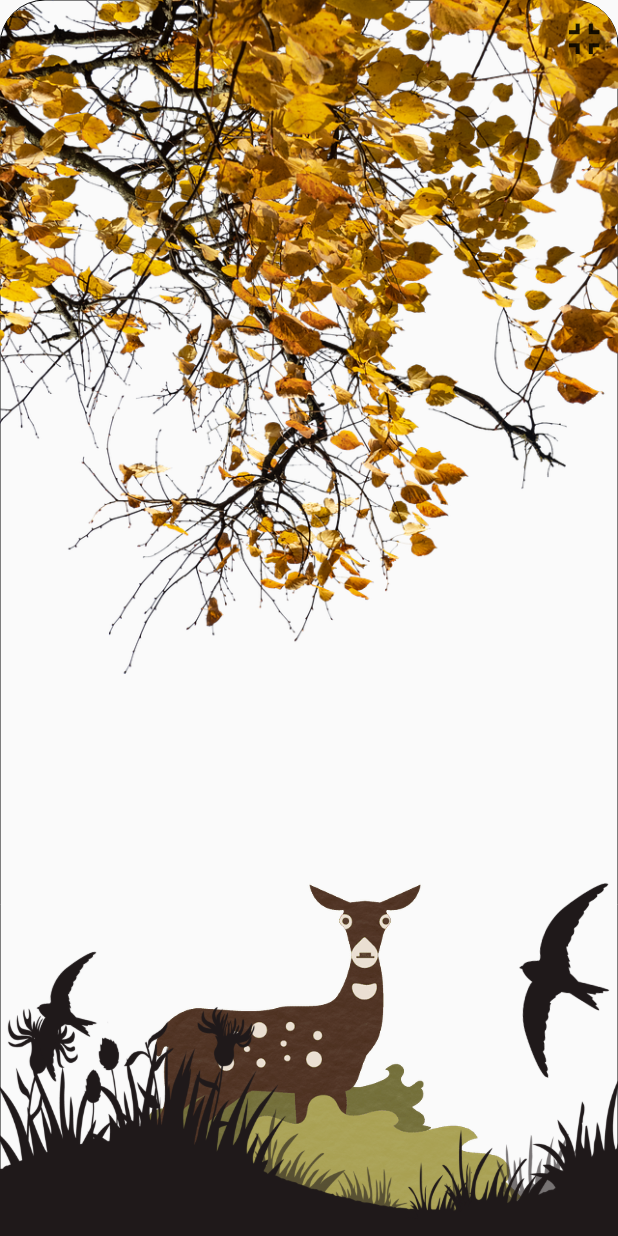
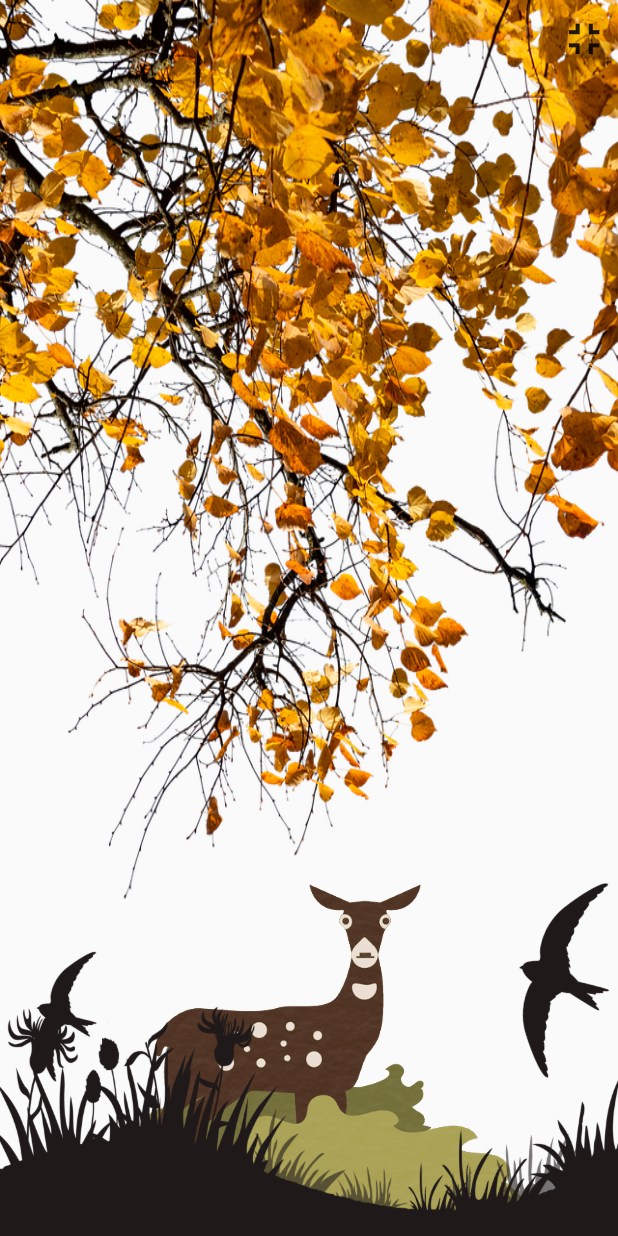
Before and after one commit to abolfazl2643/FlutterTestProject, a Flutter app: the screen it shows once a user with an empty profile is signed in, on a phone screen of 412 x 824 dp. Run offline on Flutter 3.47's test engine with Material 2 defaults, Android fonts, the light colour scheme and no system bars; our stand-ins replace firebase_auth, firebase_core; accounts and stored records are empty.

Commit message:
fixing scrollviewing

```diff
--- a/lib/views/home/home.dart
+++ b/lib/views/home/home.dart
@@ -15,7 +15,7 @@ class _homeState extends State<home> with TickerProviderStateMixin {
   Animation _animatedmargin;
   bool completed = false;
   Animation tinyreemargin;
-  double normalbeeropacity = 1;
+  bool redbeeris = false;
 
   @override
   Future<void> initState() {
@@ -61,34 +61,60 @@ class _homeState extends State<home> with TickerProviderStateMixin {
   Widget build(BuildContext context) {
     authclass _auth = authclass();
     return Scaffold(
-        body: Stack(children: [
-      Center(
-        child: Container(
-          width: MediaQuery.of(context).size.width,
-          height: MediaQuery.of(context).size.height,
-          decoration: BoxDecoration(
-              borderRadius: BorderRadius.circular(30),
-              border: Border.all(color: Colors.black, width: 0)),
-          child: Stack(
-            children: [
-              RotatedBox(
-                  quarterTurns: 3,
-                  child: ClipRRect(
-                      borderRadius: BorderRadius.circular(30),
-                      child: SizedBox(
-                          height: 800.0,
-                          child: Image.asset('images/authum.png')))),
+
+        body: Container(
+          decoration: BoxDecoration(image:DecorationImage(image:AssetImage('images/authum.png'),fit: BoxFit.fill )   ),
+          child: Stack(children: [
+
       Align(
             alignment: Alignment.bottomCenter,
             child: Image.asset('images/redbeer.png')),
       GestureDetector(
           onTap: () {
+            showDialog(
+                context: context,
+                child: AlertDialog(
+                  backgroundColor: Colors.brown,
+                  content: Container(
+                    height: 150,
+                    child: Column(
+                      children: [
+                        Text(
+                          'Where is Hassan Saba\'s castle in Iran ? (give me a correct answer please ! ) ',
+                          style: TextStyle(color: Colors.white),
+                        ),
+                        SizedBox(height: 20.0  ,),
+                        TextField(decoration: InputDecoration(
+
+                            border: OutlineInputBorder(borderSide: BorderSide(color: Colors.white),
+                                borderRadius: BorderRadius.circular(30)),
+                            ),
+                        )],
+                    ),
+                  ),
+                  actions: [
+                    Center(
+                        child: FlatButton(
+                            onPressed: null,
+                            child: Text('Go and search it in the google',
+                                style: TextStyle(color: Colors.white)))),
+                    Center(
+                      child: FlatButton(
+                        onPressed: null,
+                        child: Text(
+                          'Click here to submmit your answer',
+                          style: TextStyle(color: Colors.white),
+                        ),
+                      ),
+                    )
+                  ],
+                ));
             setState(() {
-                    normalbeeropacity = 0;
+              redbeeris = !redbeeris;
             });
           },
           child: Opacity(
-                  opacity: normalbeeropacity,
+            opacity: redbeeris ? 0 : 1,
             child: Align(
                 alignment: Alignment.bottomCenter,
                 child: Image.asset('images/beer.png')),
@@ -104,10 +130,6 @@ class _homeState extends State<home> with TickerProviderStateMixin {
               ),
               onPressed: () => _auth.signout(),
             ))),
-            ],
-          ),
-        ),
-      ),
       Align(
             alignment: Alignment.bottomCenter,
             child: Image.asset(
@@ -159,6 +181,7 @@ class _homeState extends State<home> with TickerProviderStateMixin {
             ),
           ),
       ),
-    ]));
+    ]),
+        ));
   }
 }
```
Also changed, not shown: images/authum.png. Lines whose indentation alone changed are shown as unchanged.
